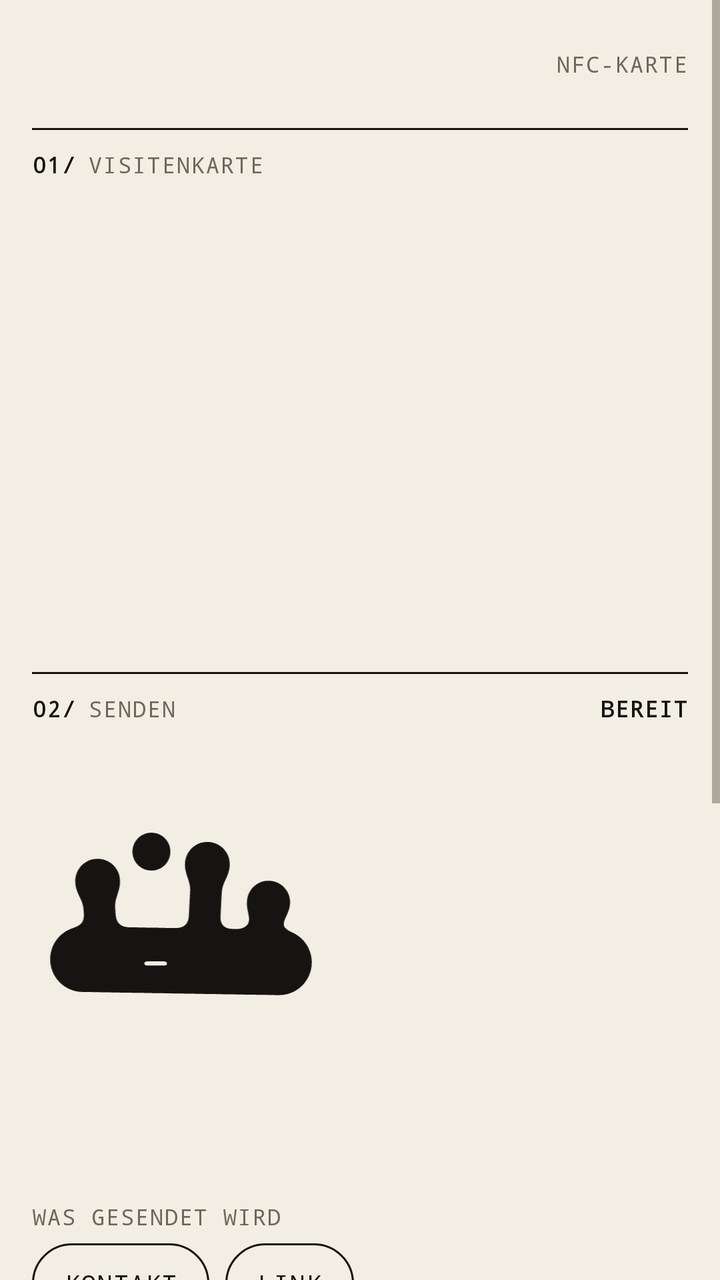
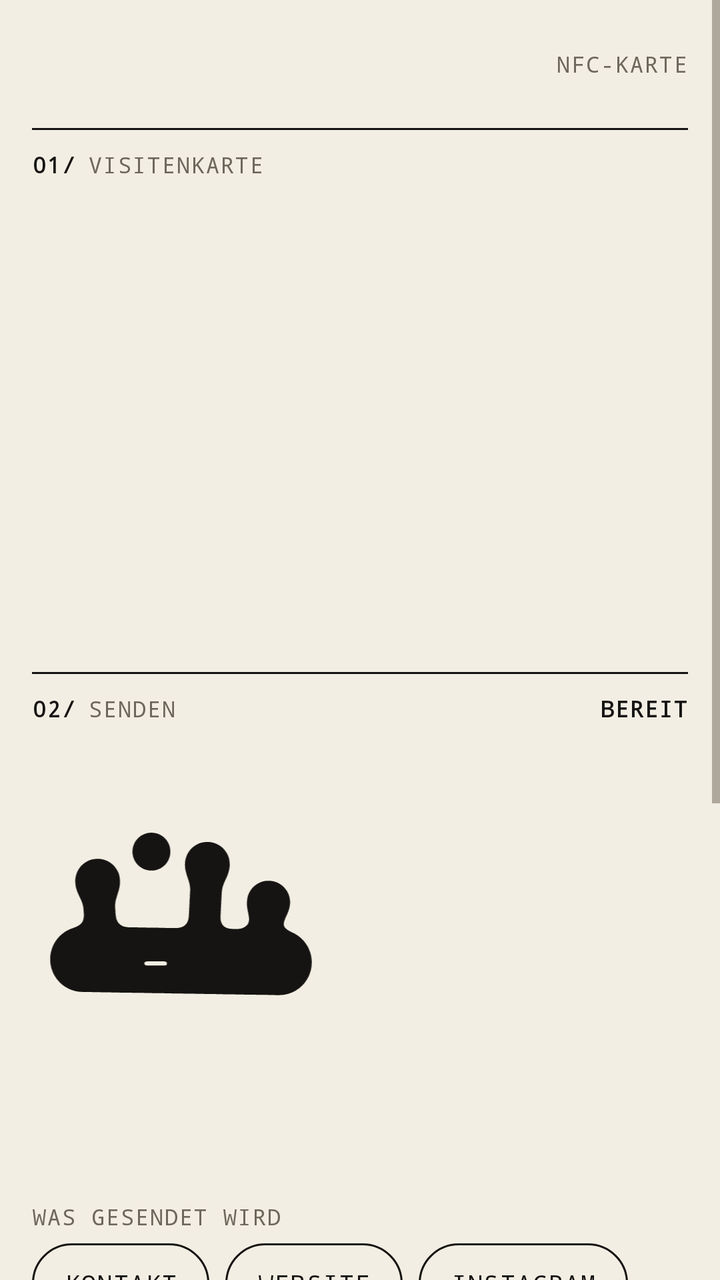

The first picture is an Android layout as it rendered before a commit; the second is the same layout after the commit. The layout source and the unified diff follow.
<!-- AndroidManifest.xml: application theme AppTheme -->
<!-- res/layout/activity_main.xml -->
<?xml version="1.0" encoding="utf-8"?>
<ScrollView xmlns:android="http://schemas.android.com/apk/res/android"
    android:id="@+id/scroll"
    android:layout_width="match_parent"
    android:layout_height="match_parent"
    android:background="@color/paper"
    android:fillViewport="true">

    <LinearLayout
        android:layout_width="match_parent"
        android:layout_height="wrap_content"
        android:orientation="vertical"
        android:paddingLeft="16dp"
        android:paddingRight="16dp"
        android:paddingBottom="32dp">

        
        <LinearLayout
            android:layout_width="match_parent"
            android:layout_height="64dp"
            android:gravity="center_vertical"
            android:orientation="horizontal">

            <ImageView
                android:id="@+id/logo"
                android:layout_width="wrap_content"
                android:layout_height="34dp"
                android:adjustViewBounds="true"
                android:contentDescription="rittau"
                android:scaleType="fitStart" />

            <TextView
                android:id="@+id/logoPlaceholder"
                style="@style/Kicker"
                android:text="LOGO · PLATZHALTER"
                android:visibility="gone" />

            <View
                android:layout_width="0dp"
                android:layout_height="1dp"
                android:layout_weight="1" />

            <TextView
                style="@style/Kicker"
                android:text="NFC-KARTE" />
        </LinearLayout>

        <View style="@style/Line" />

        
        <LinearLayout style="@style/SectionHead">
            <TextView style="@style/KickerNum" android:layout_marginRight="6dp" android:text="01/" />
            <TextView style="@style/Kicker" android:text="Visitenkarte" />
        </LinearLayout>

        <TextView
            android:id="@+id/name"
            android:layout_width="match_parent"
            android:layout_height="wrap_content"
            android:layout_marginTop="40dp"
            android:fontFamily="sans-serif-medium"
            android:includeFontPadding="false"
            android:letterSpacing="-0.045"
            android:lineSpacingMultiplier="0.95"
            android:textColor="@color/ink"
            android:textSize="46sp" />

        <TextView
            android:id="@+id/statement"
            android:layout_width="match_parent"
            android:layout_height="wrap_content"
            android:layout_marginTop="14dp"
            android:fontFamily="sans-serif-medium"
            android:letterSpacing="-0.03"
            android:lineSpacingMultiplier="1.04"
            android:textColor="@color/ink"
            android:textSize="24sp" />

        <LinearLayout
            android:id="@+id/meta"
            android:layout_width="match_parent"
            android:layout_height="wrap_content"
            android:layout_marginTop="40dp"
            android:orientation="vertical" />

        
        <View
            style="@style/Line"
            android:layout_marginTop="56dp" />

        <LinearLayout style="@style/SectionHead">
            <TextView style="@style/KickerNum" android:layout_marginRight="6dp" android:text="02/" />
            <TextView
                style="@style/Kicker"
                android:layout_width="0dp"
                android:layout_weight="1"
                android:text="Senden" />
            <TextView
                android:id="@+id/chip"
                style="@style/KickerNum"
                android:text="BEREIT" />
        </LinearLayout>

        <ImageView
            android:id="@+id/shape"
            android:layout_width="150dp"
            android:layout_height="wrap_content"
            android:layout_marginTop="32dp"
            android:adjustViewBounds="true"
            android:contentDescription="@null"
            android:src="@drawable/form_kamm" />

        <TextView
            android:id="@+id/status"
            android:layout_width="match_parent"
            android:layout_height="wrap_content"
            android:layout_marginTop="28dp"
            android:fontFamily="sans-serif-medium"
            android:letterSpacing="-0.03"
            android:lineSpacingMultiplier="1.05"
            android:textColor="@color/ink"
            android:textSize="26sp" />

        <TextView
            android:id="@+id/nfcSettings"
            style="@style/PillPrimary"
            android:layout_marginTop="20dp"
            android:text="NFC einschalten"
            android:visibility="gone" />

        <TextView
            style="@style/FieldLabel"
            android:layout_marginTop="32dp"
            android:text="Was gesendet wird" />

        <LinearLayout
            android:layout_width="wrap_content"
            android:layout_height="wrap_content"
            android:orientation="horizontal">

            <TextView
                android:id="@+id/modeContact"
                style="@style/Toggle"
                android:text="Kontakt" />

            <TextView
                android:id="@+id/modeLink"
                style="@style/Toggle"
                android:layout_marginLeft="8dp"
                android:text="Link" />
        </LinearLayout>

        <TextView
            android:id="@+id/hint"
            android:layout_width="match_parent"
            android:layout_height="wrap_content"
            android:layout_marginTop="16dp"
            android:background="@drawable/hint_bg"
            android:lineSpacingMultiplier="1.45"
            android:paddingLeft="16dp"
            android:paddingTop="12dp"
            android:paddingRight="14dp"
            android:paddingBottom="12dp"
            android:textColor="@color/ink_2"
            android:textSize="15sp" />

        
        <View
            style="@style/Line"
            android:layout_marginTop="56dp" />

        <LinearLayout style="@style/SectionHead">
            <TextView style="@style/KickerNum" android:layout_marginRight="6dp" android:text="03/" />
            <TextView style="@style/Kicker" android:text="Deine Daten" />
        </LinearLayout>

        <TextView
            android:id="@+id/editToggle"
            style="@style/Pill"
            android:layout_marginTop="20dp"
            android:text="Daten bearbeiten" />

        <LinearLayout
            android:id="@+id/editBox"
            android:layout_width="match_parent"
            android:layout_height="wrap_content"
            android:orientation="vertical"
            android:visibility="gone">

            <TextView style="@style/FieldLabel" android:text="Name" />
            <EditText
                android:id="@+id/fName"
                style="@style/Field"
                android:inputType="textPersonName|textCapWords" />

            <TextView style="@style/FieldLabel" android:text="Rolle" />
            <EditText
                android:id="@+id/fRole"
                style="@style/Field"
                android:inputType="textCapSentences" />

            <TextView style="@style/FieldLabel" android:text="Firma" />
            <EditText
                android:id="@+id/fCompany"
                style="@style/Field"
                android:inputType="text" />

            <TextView style="@style/FieldLabel" android:text="Abteilung" />
            <EditText
                android:id="@+id/fUnit"
                style="@style/Field"
                android:inputType="textCapWords" />

            <TextView style="@style/FieldLabel" android:text="E-Mail" />
            <EditText
                android:id="@+id/fEmail"
                style="@style/Field"
                android:inputType="textEmailAddress" />

            <TextView style="@style/FieldLabel" android:text="Telefon" />
            <EditText
                android:id="@+id/fPhone"
                style="@style/Field"
                android:inputType="phone" />

            <TextView style="@style/FieldLabel" android:text="Website" />
            <EditText
                android:id="@+id/fWeb"
                style="@style/Field"
                android:inputType="textUri" />

            <TextView style="@style/FieldLabel" android:text="Ort" />
            <EditText
                android:id="@+id/fCity"
                style="@style/Field"
                android:inputType="textCapWords" />

            <LinearLayout
                android:layout_width="wrap_content"
                android:layout_height="wrap_content"
                android:layout_marginTop="24dp"
                android:orientation="horizontal">

                <TextView
                    android:id="@+id/save"
                    style="@style/PillPrimary"
                    android:text="Speichern" />

                <TextView
                    android:id="@+id/cancel"
                    style="@style/Pill"
                    android:layout_marginLeft="8dp"
                    android:text="Abbrechen" />
            </LinearLayout>
        </LinearLayout>

        
        <LinearLayout
            android:id="@+id/updateBox"
            android:layout_width="match_parent"
            android:layout_height="wrap_content"
            android:orientation="vertical"
            android:visibility="gone">

            <View
                style="@style/Line"
                android:layout_marginTop="56dp" />

            <LinearLayout style="@style/SectionHead">
                <TextView style="@style/KickerNum" android:layout_marginRight="6dp" android:text="04/" />
                <TextView style="@style/Kicker" android:text="Update" />
            </LinearLayout>

            <TextView
                android:id="@+id/updateText"
                android:layout_width="match_parent"
                android:layout_height="wrap_content"
                android:layout_marginTop="16dp"
                android:background="@drawable/hint_bg"
                android:lineSpacingMultiplier="1.45"
                android:paddingLeft="16dp"
                android:paddingTop="12dp"
                android:paddingRight="14dp"
                android:paddingBottom="12dp"
                android:textColor="@color/ink_2"
                android:textSize="15sp" />

            <TextView
                android:id="@+id/updateBtn"
                style="@style/PillPrimary"
                android:layout_marginTop="16dp"
                android:text="Update laden" />
        </LinearLayout>

        
        <View
            style="@style/Line"
            android:layout_marginTop="64dp" />

        <TextView
            style="@style/Kicker"
            android:layout_marginTop="12dp"
            android:text="@string/footer"
            android:textAllCaps="false" />

        <TextView
            android:id="@+id/version"
            style="@style/Kicker"
            android:layout_marginTop="4dp" />
    </LinearLayout>
</ScrollView>
<!-- resources referenced by this layout -->
<resources>
  <color name="ink">#151412</color>
  <color name="ink_2">#4A463E</color>
  <color name="paper">#F3EEE3</color>
  <!-- drawable hint_bg (drawable) -->
  <?xml version="1.0" encoding="utf-8"?>
  <layer-list xmlns:android="http://schemas.android.com/apk/res/android">
      <item>
          <shape android:shape="rectangle"><solid android:color="@color/field" /></shape>
      </item>
      <item android:gravity="left|fill_vertical" android:width="3dp">
          <shape android:shape="rectangle"><solid android:color="@color/ink" /></shape>
      </item>
  </layer-list>
  <string name="footer">Ein NFC-Tool von Marcel Rittau &lt;3</string>
  <style name="Field">
          <item name="android:layout_width">match_parent</item>
          <item name="android:layout_height">wrap_content</item>
          <item name="android:background">@drawable/field_bg</item>
          <item name="android:padding">12dp</item>
          <item name="android:textSize">16sp</item>
          <item name="android:textColor">@color/ink</item>
          <item name="android:textColorHint">@color/ink_3</item>
          <item name="android:maxLines">1</item>
      </style>
  <style name="FieldLabel" parent="Kicker">
          <item name="android:layout_marginTop">18dp</item>
          <item name="android:layout_marginBottom">6dp</item>
      </style>
  <style name="Kicker">
          <item name="android:layout_width">wrap_content</item>
          <item name="android:layout_height">wrap_content</item>
          <item name="android:fontFamily">monospace</item>
          <item name="android:textSize">11sp</item>
          <item name="android:letterSpacing">0.06</item>
          <item name="android:textAllCaps">true</item>
          <item name="android:textColor">@color/ink_3</item>
      </style>
  <style name="KickerNum" parent="Kicker">
          <item name="android:textColor">@color/ink</item>
          <item name="android:textStyle">bold</item>
      </style>
  <style name="Line">
          <item name="android:layout_width">match_parent</item>
          <item name="android:layout_height">1dp</item>
          <item name="android:background">@color/ink</item>
      </style>
  <style name="Pill">
          <item name="android:layout_width">wrap_content</item>
          <item name="android:layout_height">wrap_content</item>
          <item name="android:minHeight">44dp</item>
          <item name="android:gravity">center</item>
          <item name="android:paddingLeft">20dp</item>
          <item name="android:paddingRight">20dp</item>
          <item name="android:background">@drawable/btn_pill</item>
          <item name="android:textColor">@color/btn_text</item>
          <item name="android:textSize">13.5sp</item>
          <item name="android:fontFamily">sans-serif-medium</item>
          <item name="android:clickable">true</item>
          <item name="android:focusable">true</item>
      </style>
  <style name="PillPrimary" parent="Pill">
          <item name="android:background">@drawable/btn_pill_primary</item>
          <item name="android:textColor">@color/paper</item>
      </style>
  <style name="SectionHead">
          <item name="android:layout_width">match_parent</item>
          <item name="android:layout_height">wrap_content</item>
          <item name="android:orientation">horizontal</item>
          <item name="android:paddingTop">10dp</item>
          <item name="android:paddingBottom">10dp</item>
          <item name="android:gravity">center_vertical</item>
      </style>
  <color name="field">#FBF8F1</color>
  <color name="ink_3">#6E685C</color>
  <color name="lime">#CDF443</color>
  <!-- unchanged entries left out for length: 7 -->
</resources>

<!-- the commit's change to res/layout/activity_main.xml (unified diff, before → after) -->
@@ -147,7 +147,13 @@
                 android:id="@+id/modeLink"
                 style="@style/Toggle"
                 android:layout_marginLeft="8dp"
-                android:text="Link" />
+                android:text="Website" />
+
+            <TextView
+                android:id="@+id/modeInstagram"
+                style="@style/Toggle"
+                android:layout_marginLeft="8dp"
+                android:text="Instagram" />
         </LinearLayout>
 
         <TextView
@@ -227,6 +233,20 @@
             <EditText
                 android:id="@+id/fWeb"
                 style="@style/Field"
+                android:inputType="textUri" />
+
+            <TextView style="@style/FieldLabel" android:text="Instagram" />
+            <EditText
+                android:id="@+id/fInstagram"
+                style="@style/Field"
+                android:hint="\@deinname"
+                android:inputType="textUri" />
+
+            <TextView style="@style/FieldLabel" android:text="LinkedIn" />
+            <EditText
+                android:id="@+id/fLinkedin"
+                style="@style/Field"
+                android:hint="linkedin.com/in/deinname"
                 android:inputType="textUri" />
 
             <TextView style="@style/FieldLabel" android:text="Ort" />
